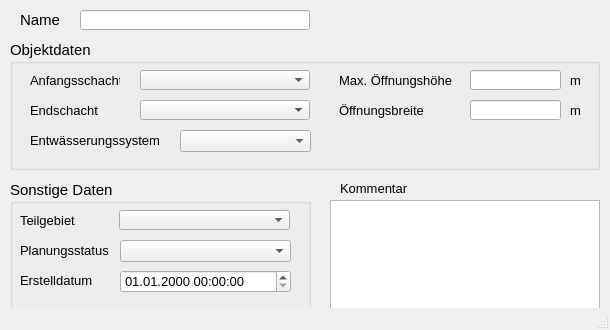
The window that qkan/forms/qkan_grundseitenauslass.ui (hoettges/QKan) describes before a commit, drawn with Qt 5.
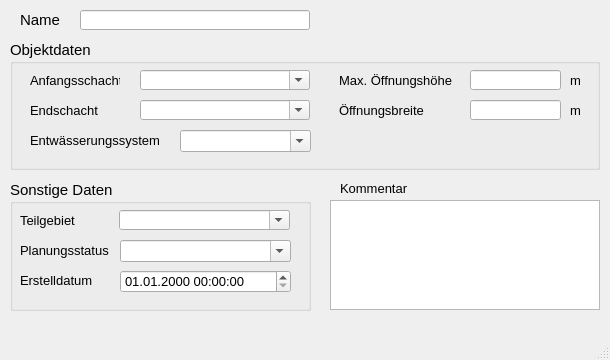
The same window after the commit. Custom widgets are drawn as their Qt base class.

The edit to the form file:
```diff
--- a/qkan/forms/qkan_grundseitenauslass.ui
+++ b/qkan/forms/qkan_grundseitenauslass.ui
@@ -10,7 +10,7 @@
     <x>0</x>
     <y>0</y>
     <width>610</width>
-    <height>330</height>
+    <height>360</height>
    </rect>
   </property>
   <property name="sizePolicy">
@@ -22,7 +22,7 @@
   <property name="minimumSize">
    <size>
     <width>610</width>
-    <height>330</height>
+    <height>360</height>
    </size>
   </property>
   <property name="maximumSize">
@@ -127,6 +127,9 @@
      <property name="statusTip">
       <string>vorh. Entwässerungssystem (z.B. Mischwasser, Regenwasser etc.)</string>
      </property>
+     <property name="editable">
+      <bool>true</bool>
+     </property>
     </widget>
     <widget class="QLabel" name="label_16">
      <property name="geometry">
@@ -185,7 +188,10 @@
       <string>&lt;html&gt;&lt;head/&gt;&lt;body&gt;&lt;p&gt;&lt;span style=&quot; font-family:'Calibri','sans-serif';&quot;&gt;Name des unteren Schachts&lt;/span&gt;&lt;/p&gt;&lt;/body&gt;&lt;/html&gt;</string>
      </property>
      <property name="statusTip">
-      <string>Name des oberen Schachts</string>
+      <string>Name des unteren Schachts</string>
+     </property>
+     <property name="editable">
+      <bool>true</bool>
      </property>
     </widget>
     <widget class="QLabel" name="label_6">
@@ -228,6 +234,9 @@
      <property name="statusTip">
       <string>Name des oberen Schachts</string>
      </property>
+     <property name="editable">
+      <bool>true</bool>
+     </property>
     </widget>
     <widget class="QLabel" name="label_3">
      <property name="geometry">
@@ -430,6 +439,9 @@
      <property name="statusTip">
       <string>zur Zuordnung auf ein selbstständig festgelegtes Teilgebiet</string>
      </property>
+     <property name="editable">
+      <bool>true</bool>
+     </property>
     </widget>
     <widget class="QLabel" name="label_11">
      <property name="geometry">
@@ -474,6 +486,9 @@
      <property name="statusTip">
       <string>aktueller Status (z.B. vorhanden, in Planung etc.)</string>
      </property>
+     <property name="editable">
+      <bool>true</bool>
+     </property>
     </widget>
     <widget class="QgsDateTimeEdit" name="createdat">
      <property name="geometry">
```
